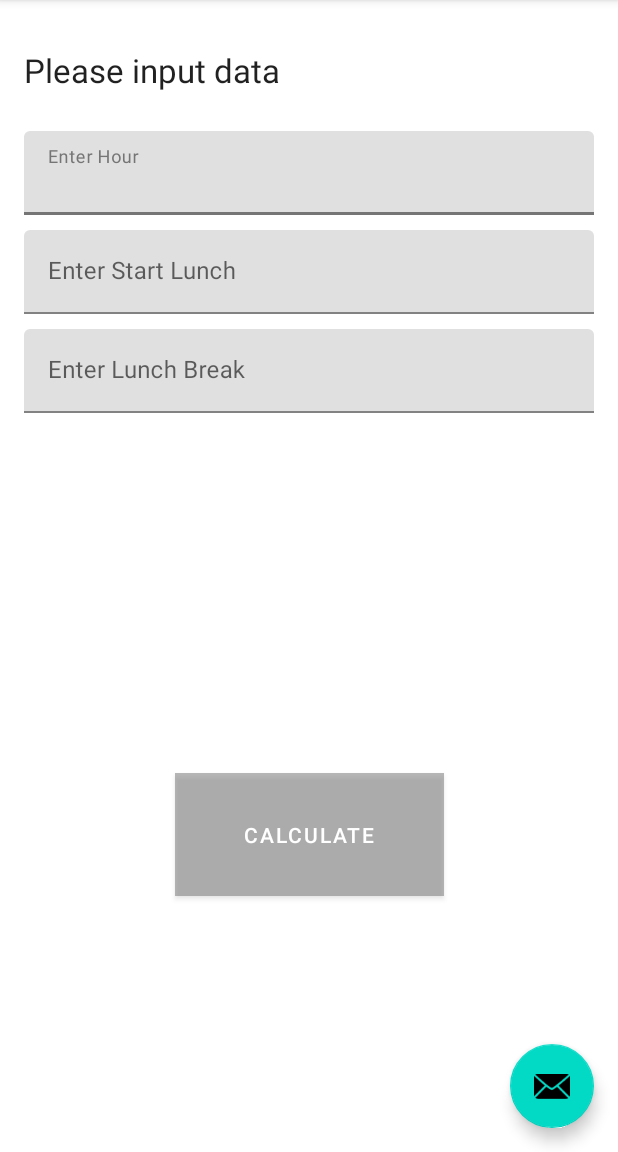
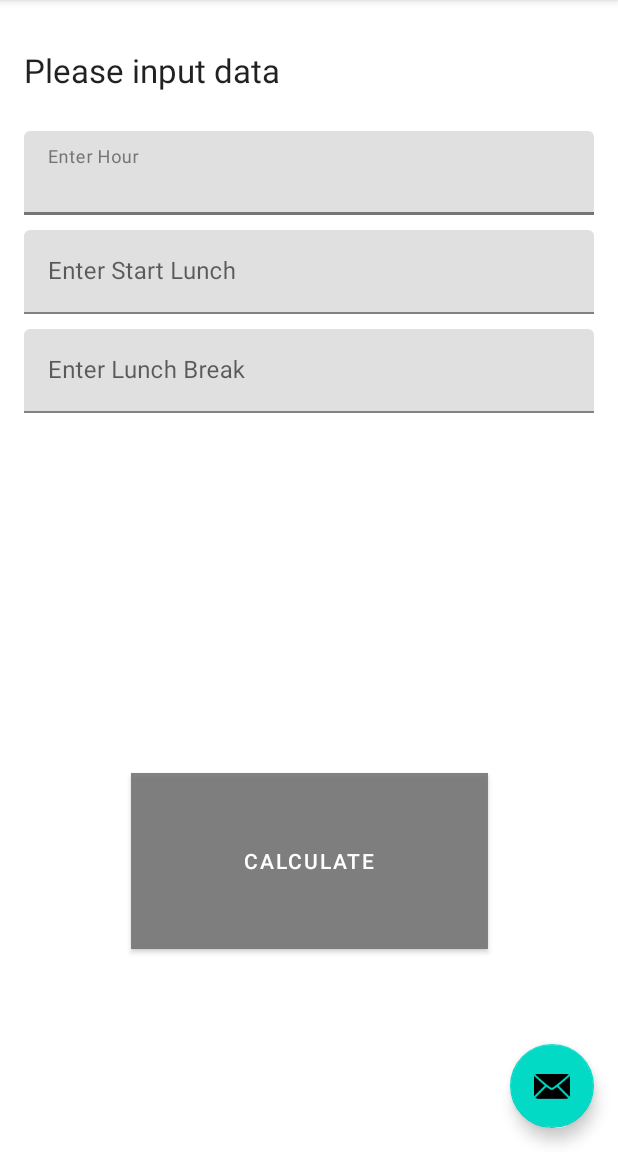
Before and after one commit to totopoloco/android_hours, an Android app: the screen it shows after launch (MainActivity), on a phone screen of 412 x 824 dp, the part 84-1236 px from its top. Run offline under Robolectric (Android 15) with nearby library versions, the phone set to English and light mode, and no system bars; our stand-ins replace navigation-ui; 7 statements that could not run were skipped.

Commit message:
none Small improvements

```diff
--- a/app/src/main/res/layout/fragment_home.xml
+++ b/app/src/main/res/layout/fragment_home.xml
@@ -145,15 +145,15 @@
 
     <Button
             android:id="@+id/calculateButton"
-            android:layout_width="179dp"
-            android:layout_height="82dp"
+            android:layout_width="238dp"
+            android:layout_height="117dp"
             android:text="@string/calculate"
             app:layout_constraintStart_toStartOf="parent"
             app:layout_constraintEnd_toEndOf="parent"
             app:layout_constraintTop_toBottomOf="@+id/guideline"
             android:layout_marginTop="16dp"
             android:textAllCaps="true"
-            android:background="#800D47A1" />
+            android:background="#E401579B" />
 
 
 </androidx.constraintlayout.widget.ConstraintLayout>
--- a/app/src/main/res/values/strings.xml
+++ b/app/src/main/res/values/strings.xml
@@ -2,8 +2,8 @@
     <string name="app_name">Hours</string>
     <string name="navigation_drawer_open">Open navigation drawer</string>
     <string name="navigation_drawer_close">Close navigation drawer</string>
-    <string name="nav_header_title">Android Studio</string>
-    <string name="nav_header_subtitle">android.studio@android.com</string>
+    <string name="nav_header_title">Working hours calculator</string>
+    <string name="nav_header_subtitle">marcot@avilac.eu</string>
     <string name="nav_header_desc">Navigation header</string>
     <string name="action_settings">Settings</string>
 
```
Also changed, not shown: 1 other file.
